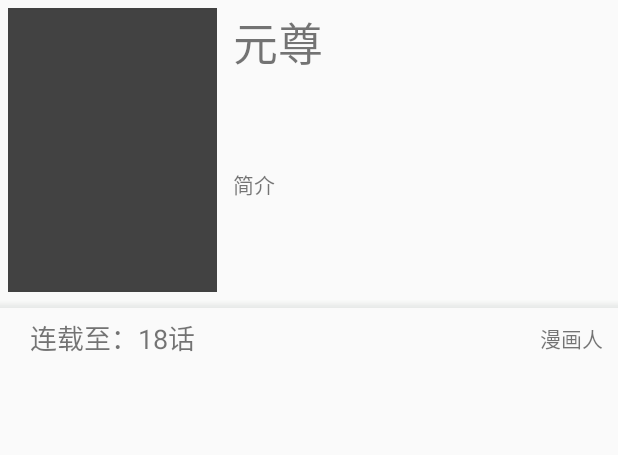
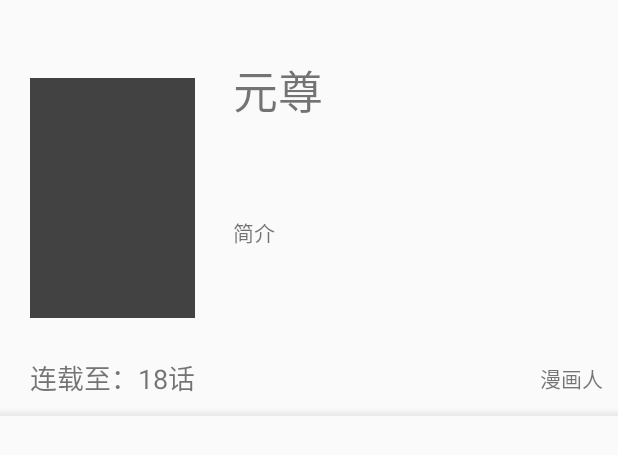
Before and after one commit to Misakami/Cartoon, an Android app: the layout activity_catlog.xml on its own in the app's theme, with its tools: preview values and no code run, on a phone screen of 412 x 824 dp. Shown: the top 455 px of the screen. Run offline under Robolectric (Android 15) with nearby library versions, the phone set to English and light mode, and no system bars.

Commit message:
尝试更改UI布局

```diff
--- a/app/build.gradle
+++ b/app/build.gradle
@@ -25,11 +25,16 @@ dependencies {
     implementation 'androidx.appcompat:appcompat:1.1.0'
     implementation 'com.android.support:design:28.0.0'
     implementation 'androidx.constraintlayout:constraintlayout:1.1.3'
+    //jsoup
     implementation group: 'org.jsoup', name: 'jsoup', version: '1.12.1'
+
+    //glide
     implementation 'com.github.bumptech.glide:glide:4.10.0'
     implementation 'com.carson_ho:SearchLayout:1.0.1'
     implementation 'androidx.recyclerview:recyclerview:1.0.0'
 
+    //ui
+    implementation 'com.jaeger.statusbarutil:library:1.5.1'
     //navigation
     implementation "androidx.navigation:navigation-fragment:$nav_version"
     implementation "androidx.navigation:navigation-ui:$nav_version"
--- a/app/src/main/AndroidManifest.xml
+++ b/app/src/main/AndroidManifest.xml
@@ -24,7 +24,6 @@
                 <category android:name="android.intent.category.LAUNCHER" />
             </intent-filter>
         </activity>
-        <activity android:name=".homePage.MainActivity"></activity>
     </application>
 
 </manifest>
--- a/app/src/main/java/com/example/cartoon/BaseActivity.java
+++ b/app/src/main/java/com/example/cartoon/BaseActivity.java
@@ -24,13 +24,13 @@ import java.lang.reflect.Method;
 public class BaseActivity extends AppCompatActivity {
     @Override
     protected void onCreate(@Nullable Bundle savedInstanceState) {
-        super.onCreate(savedInstanceState);
         this.getWindow()
                 .getDecorView()
                 .setSystemUiVisibility(View.SYSTEM_UI_FLAG_LIGHT_STATUS_BAR);
         MIUISetStatusBarLightMode(this.getWindow(), true);
         setWindowStatusBarColor(this, R.color.colorPrimary);
         fitNotch();
+        super.onCreate(savedInstanceState);
     }
 
     protected void fitNotch() {
--- a/app/src/main/res/layout/activity_catlog.xml
+++ b/app/src/main/res/layout/activity_catlog.xml
@@ -1,60 +1,90 @@
 <?xml version="1.0" encoding="utf-8"?>
-<LinearLayout xmlns:android="http://schemas.android.com/apk/res/android"
+<androidx.constraintlayout.widget.ConstraintLayout xmlns:android="http://schemas.android.com/apk/res/android"
     xmlns:app="http://schemas.android.com/apk/res-auto"
     xmlns:tools="http://schemas.android.com/tools"
     android:layout_width="match_parent"
     android:layout_height="match_parent"
-    tools:context=".catlog.CatlogActivity"
-    android:orientation="vertical">
+    android:orientation="vertical"
+    tools:context=".catlog.CatlogActivity">
 
+    <ImageView
+        android:id="@+id/cartoon_blurImage"
+        android:scaleType="centerCrop"
+        app:layout_constraintStart_toStartOf="parent"
+        app:layout_constraintTop_toTopOf="parent"
+        app:layout_constraintEnd_toEndOf="parent"
+        app:layout_constraintBottom_toBottomOf="@id/catlog_linear"
+        android:layout_width="match_parent"
+        android:layout_height="0dp"/>
     <LinearLayout
+        android:layout_marginTop="32dp"
+        android:id="@+id/catlog_linear"
         android:layout_width="match_parent"
         android:layout_height="200dp"
-        android:orientation="horizontal">
+        android:orientation="horizontal"
+        app:layout_constraintEnd_toEndOf="parent"
+        app:layout_constraintStart_toStartOf="parent"
+        app:layout_constraintTop_toTopOf="parent">
+
         <ImageView
-            android:elevation="6dp"
-            android:padding="5dp"
             android:id="@+id/cartoon_img"
             android:layout_width="150dp"
             android:layout_height="match_parent"
-            tools:src="@color/cardview_dark_background"/>
+            android:elevation="6dp"
+            android:padding="20dp"
+            tools:src="@color/cardview_dark_background" />
+
         <LinearLayout
             android:layout_width="match_parent"
             android:layout_height="match_parent"
-            android:padding="5dp"
-            android:orientation="vertical">
+            android:orientation="vertical"
+            android:padding="5dp">
+
             <TextView
                 android:id="@+id/cartoon_title"
                 android:layout_width="match_parent"
                 android:layout_height="wrap_content"
+                android:maxLines="1"
                 android:textSize="30sp"
-                android:maxLines="1"
-                tools:text="元尊"/>
+                tools:text="元尊" />
+
             <TextView
                 android:id="@+id/cartoon_info"
                 android:layout_width="match_parent"
                 android:layout_height="match_parent"
+                android:ellipsize="end"
                 android:gravity="center_vertical"
-                android:ellipsize="end"
                 tools:text="简介" />
         </LinearLayout>
     </LinearLayout>
+
     <LinearLayout
+        android:id="@+id/shadow"
         android:layout_width="match_parent"
         android:layout_height="5dp"
-        android:background="@drawable/shadow"/>
+        android:background="@drawable/shadow"
+        android:orientation="horizontal"
+        app:layout_constraintEnd_toEndOf="parent"
+        app:layout_constraintHorizontal_bias="1.0"
+        app:layout_constraintStart_toStartOf="parent"
+        app:layout_constraintTop_toBottomOf="@+id/last_down_top" />
+
     <FrameLayout
+        android:id="@+id/last_down_top"
         android:layout_width="match_parent"
-        android:layout_height="40dp">
+        android:layout_height="40dp"
+        app:layout_constraintTop_toBottomOf="@+id/cartoon_blurImage">
+
         <TextView
             android:id="@+id/cartoon_lastUpdate"
             android:layout_width="wrap_content"
             android:layout_height="match_parent"
+            android:layout_marginStart="20dp"
             android:gravity="center_vertical"
-            android:layout_marginStart="20dp"
+            android:maxLength="15"
             android:textSize="18sp"
-            android:maxLength="15"
-            tools:text="连载至：18话"/>
+            tools:text="连载至：18话" />
+
         <TextView
             android:id="@+id/switch_read"
             android:layout_width="wrap_content"
@@ -64,8 +94,13 @@
             android:paddingEnd="10dp"
             tools:text="@string/app_name" />
     </FrameLayout>
+
     <androidx.recyclerview.widget.RecyclerView
         android:id="@+id/catlog_recycle"
         android:layout_width="match_parent"
-        android:layout_height="match_parent" />
-</LinearLayout>
+        android:layout_height="0dp"
+        app:layout_constraintBottom_toBottomOf="parent"
+        app:layout_constraintEnd_toEndOf="parent"
+        app:layout_constraintStart_toStartOf="parent"
+        app:layout_constraintTop_toBottomOf="@+id/shadow" />
+</androidx.constraintlayout.widget.ConstraintLayout>
--- a/app/src/main/res/layout/activity_homepage.xml
+++ b/app/src/main/res/layout/activity_homepage.xml
@@ -19,7 +19,7 @@
         android:name="androidx.navigation.fragment.NavHostFragment"
         android:layout_width="match_parent"
         android:layout_height="0dp"
-        app:defaultNavHost="true"
+        app:defaultNavHost="false"
         app:layout_constraintBottom_toTopOf="@+id/bottomNavigationView"
         app:layout_constraintTop_toTopOf="parent"
         app:navGraph="@navigation/nav_homepage" />
--- a/app/src/main/res/layout/fragment_search.xml
+++ b/app/src/main/res/layout/fragment_search.xml
@@ -28,4 +28,8 @@
             android:text="@string/search"
             tools:text="@string/search"/>
     </LinearLayout>
+    <androidx.recyclerview.widget.RecyclerView
+        android:id="@+id/fragment_recycle"
+        android:layout_width="match_parent"
+        android:layout_height="match_parent" />
 </LinearLayout>
--- a/app/src/main/res/values/styles.xml
+++ b/app/src/main/res/values/styles.xml
@@ -23,4 +23,8 @@
         <item name="colorPrimaryDark">@android:color/transparent</item>
         <item name="colorAccent">@color/colorAccent</item>
     </style>
+    <style name="Translucent" parent="AppTheme">
+        <item name="android:windowBackground">@android:color/transparent</item>
+        <item name="android:windowIsTranslucent">true</item>
+    </style>
 </resources>
```
Also changed, not shown: app/src/main/java/com/example/cartoon/catlog/CatlogActivity.java (+20 -2 lines), app/src/main/java/com/example/cartoon/homePage/MainActivity.java (deleted, +0 -62 lines), app/src/main/java/com/example/cartoon/homePage/SearchCartoonAdapter.java (deleted, +0 -98 lines), app/src/main/java/com/example/cartoon/model/Util/BlurUtil.java (added, +81 -0 lines), app/src/main/java/com/example/cartoon/nav_homepage/SearchCartoon.java (+53 -3 lines), app/src/main/java/com/example/cartoon/nav_homepage/SearchCartoonAdapter.java (added, +98 -0 lines), 288 other files.
